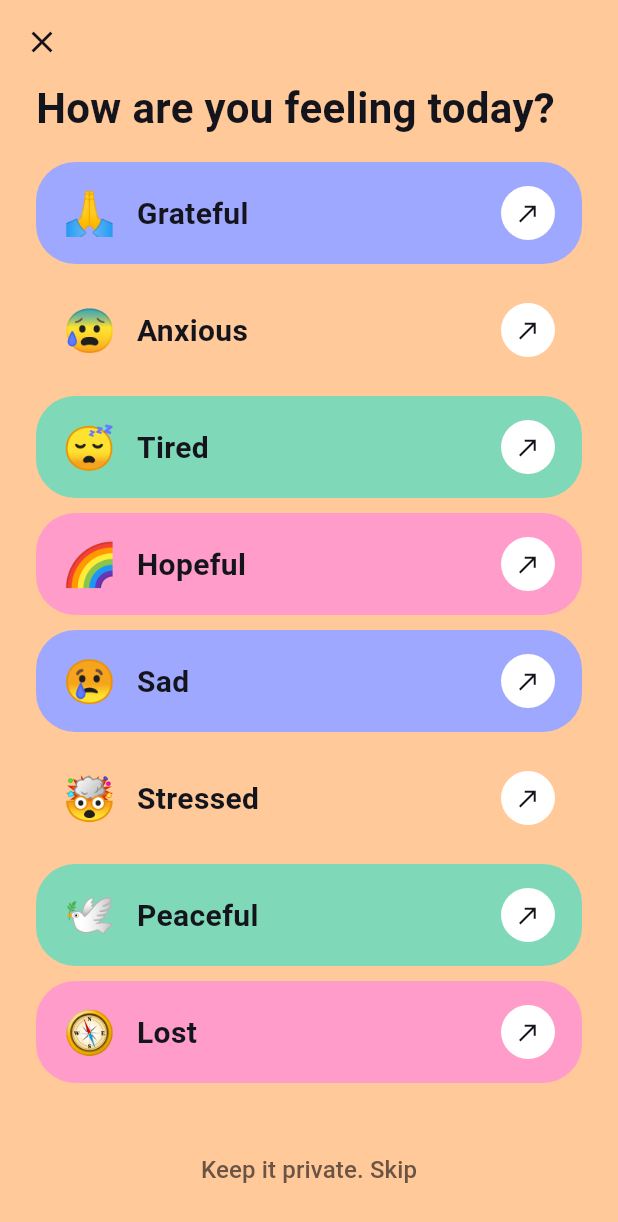
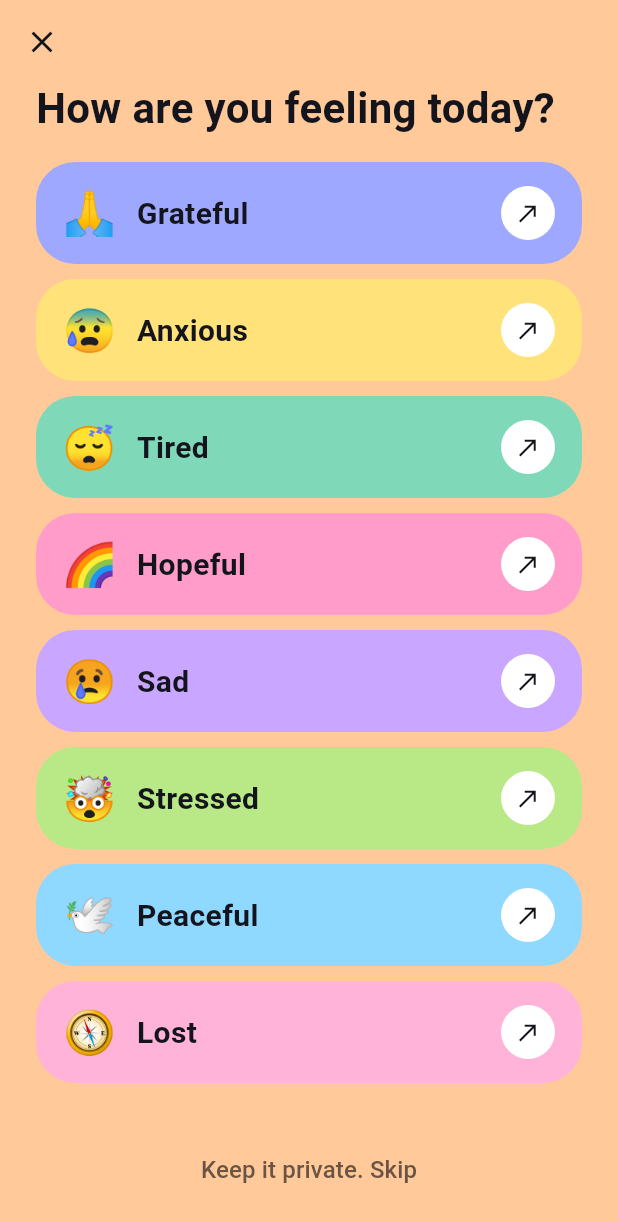
Before and after one commit to sid-sys/prayer-lock, a Flutter app: the PrayerFlow screen opened directly, after a tap on "Next", on a phone screen of 412 x 824 dp. Shown: the top 1222 px of the screen. Run offline on Flutter 3.47's test engine with Material 3 defaults, Android fonts, the phone set to English and light mode, and no system bars; our stand-ins replace cloud_functions, firebase_auth, firebase_core, flutter_local_notifications, flutter_timezone, google_fonts and 4 more; missing offline and left inert: installed_apps; accounts and stored records are empty.

Commit message:
Distinct feeling card colors, guest name fix
Co-Authored-By: Claude Sonnet 5.5 <noreply@anthropic.com>

```diff
--- a/lib/screens/onboarding.dart
+++ b/lib/screens/onboarding.dart
@@ -168,7 +168,7 @@ class _OnboardingState extends State<Onboarding> {
   Widget _habitPage() {
     final options = [
       ('📱', 'Often', 'My phone wins most days', AppColors.blue),
-      ('😅', 'Sometimes', 'I get distracted and forget', AppColors.peach),
+      ('😅', 'Sometimes', 'I get distracted and forget', AppColors.yellow),
       ('🌿', 'Rarely', 'I want to feel close to Him again', AppColors.mint),
     ];
     return Column(
@@ -352,7 +352,7 @@ class _OnboardingState extends State<Onboarding> {
           ),
           const SizedBox(height: 12),
           PastelCard(
-            color: !_blockAll ? AppColors.peach : AppColors.card,
+            color: !_blockAll ? AppColors.yellow : AppColors.card,
             onTap: () => setState(() => _blockAll = false),
             child: Row(children: [
               const Text('⏳', style: TextStyle(fontSize: 28)),
--- a/lib/screens/prayer_flow.dart
+++ b/lib/screens/prayer_flow.dart
@@ -129,7 +129,16 @@ class _PrayerFlowState extends State<PrayerFlow> {
 
   // 2. feeling cards
   Widget _feelingStep() {
-    const colors = [AppColors.blue, AppColors.peach, AppColors.mint, AppColors.pink];
+    const colors = [
+      AppColors.blue,
+      AppColors.yellow,
+      AppColors.mint,
+      AppColors.pink,
+      Color(0xFFC9A6FF), // lavender
+      Color(0xFFB8E986), // lime
+      Color(0xFF8FD8FF), // sky
+      Color(0xFFFFB3D9), // rose
+    ];
     return Column(
       crossAxisAlignment: CrossAxisAlignment.start,
       children: [
--- a/lib/screens/settings_screen.dart
+++ b/lib/screens/settings_screen.dart
@@ -23,7 +23,9 @@ class SettingsScreen extends StatelessWidget {
             leading: const CircleAvatar(
                 backgroundColor: AppColors.gold,
                 child: Icon(Icons.person, color: Colors.black)),
-            title: Text(user?.displayName ?? user?.email ?? 'Guest'),
+            title: Text((user?.displayName?.isNotEmpty ?? false)
+                ? user!.displayName!
+                : ((user?.email?.isNotEmpty ?? false) ? user!.email! : 'Guest 🙏')),
             subtitle: Text('${s.streak} day streak'),
           ),
         ),
--- a/lib/screens/streak_screen.dart
+++ b/lib/screens/streak_screen.dart
@@ -70,7 +70,7 @@ class StreakScreen extends StatelessWidget {
 
           // next milestone
           PastelCard(
-            color: AppColors.peach,
+            color: AppColors.yellow,
             child: Column(
               crossAxisAlignment: CrossAxisAlignment.start,
               children: [
```
